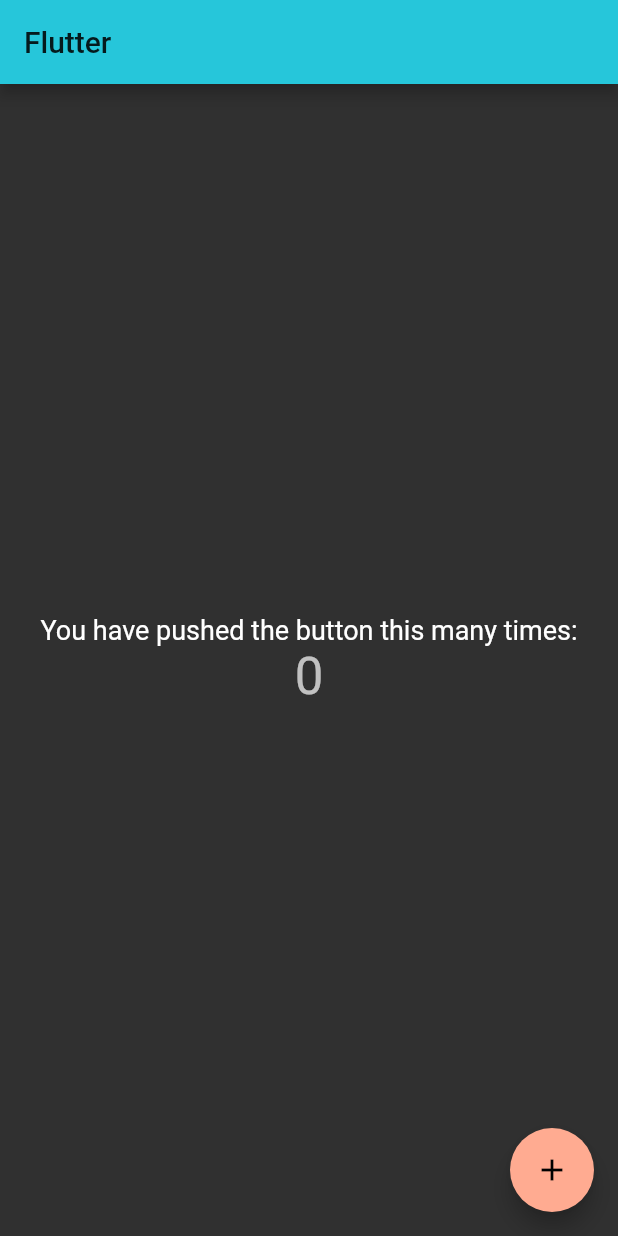
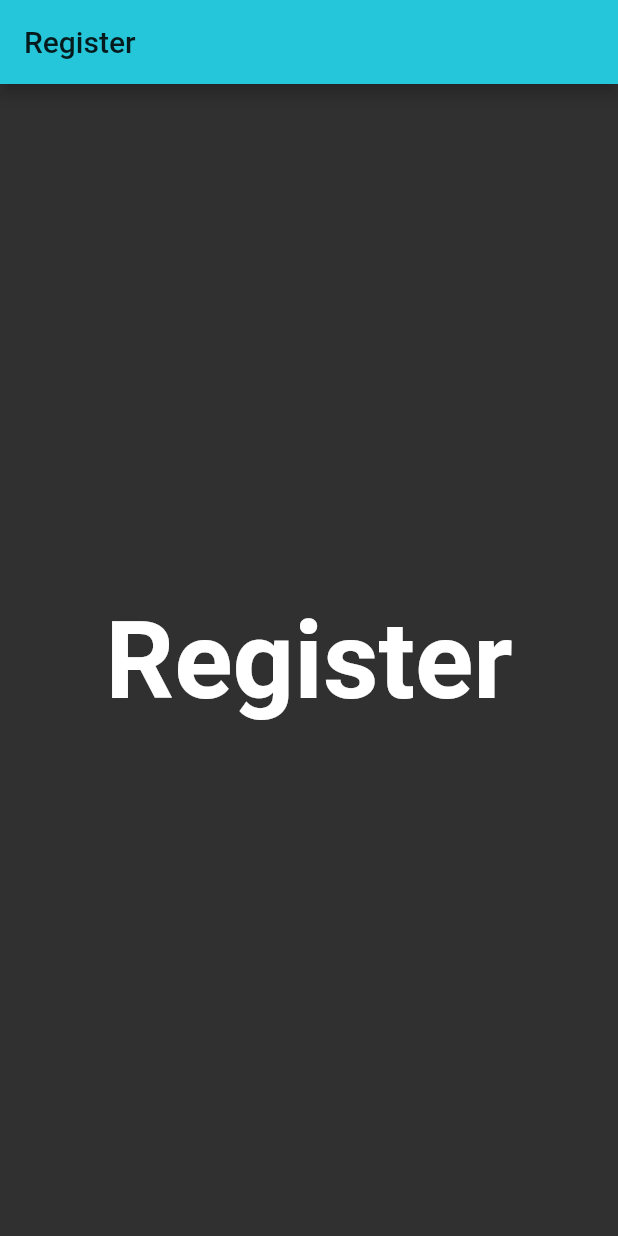
Before and after one commit to OdongoWaga/Flutter-Bike-E-commerce, a Flutter app: the screen it shows after launch, on a phone screen of 412 x 824 dp. Run offline on Flutter 3.47's test engine with Material 2 defaults, Android fonts, the phone set to English and light mode, and no system bars.

Commit message:
Regsiter Page

```diff
--- a/lib/main.dart
+++ b/lib/main.dart
@@ -1,4 +1,5 @@
 import 'package:flutter/material.dart';
+import 'package:flutter_ecommerce/pages/register.dart';
 
 void main() => runApp(MyApp());
 
@@ -17,54 +18,7 @@ class MyApp extends StatelessWidget {
           body1: TextStyle(fontSize: 18.0),
         ),
       ),
-      home: MyHomePage(title: 'Flutter'),
+      home: RegisterPage(),
     );
   }
 }
-
-class MyHomePage extends StatefulWidget {
-  MyHomePage({Key key, this.title}) : super(key: key);
-
-  final String title;
-
-  @override
-  _MyHomePageState createState() => _MyHomePageState();
-}
-
-class _MyHomePageState extends State<MyHomePage> {
-  int _counter = 0;
-
-  void _incrementCounter() {
-    setState(() {
-      _counter++;
-    });
-  }
-
-  @override
-  Widget build(BuildContext context) {
-    return Scaffold(
-      appBar: AppBar(
-        title: Text(widget.title),
-      ),
-      body: Center(
-        child: Column(
-          mainAxisAlignment: MainAxisAlignment.center,
-          children: <Widget>[
-            Text(
-              'You have pushed the button this many times:',
-            ),
-            Text(
-              '$_counter',
-              style: Theme.of(context).textTheme.display1,
-            ),
-          ],
-        ),
-      ),
-      floatingActionButton: FloatingActionButton(
-        onPressed: _incrementCounter,
-        tooltip: 'Increment',
-        child: Icon(Icons.add),
-      ), // This trailing comma makes auto-formatting nicer for build methods.
-    );
-  }
-}
--- /dev/null
+++ b/lib/pages/register.dart
@@ -0,0 +1,34 @@
+import 'package:flutter/material.dart';
+
+class RegisterPage extends StatefulWidget {
+  @override
+  _RegisterPageState createState() => _RegisterPageState();
+}
+
+class _RegisterPageState extends State<RegisterPage> {
+  @override
+  Widget build(BuildContext context) {
+    return Scaffold(
+      appBar: AppBar(
+        title: Text('Register'),
+      ),
+      body: Container(
+        padding: EdgeInsets.symmetric(horizontal: 20.0),
+        child: Center(
+          child: SingleChildScrollView(
+            child: Form(
+              child: Column(
+                children: <Widget>[
+                  Text(
+                    'Register',
+                    style: Theme.of(context).textTheme.headline,
+                  )
+                ],
+              ),
+            ),
+          ),
+        ),
+      ),
+    );
+  }
+}
```
